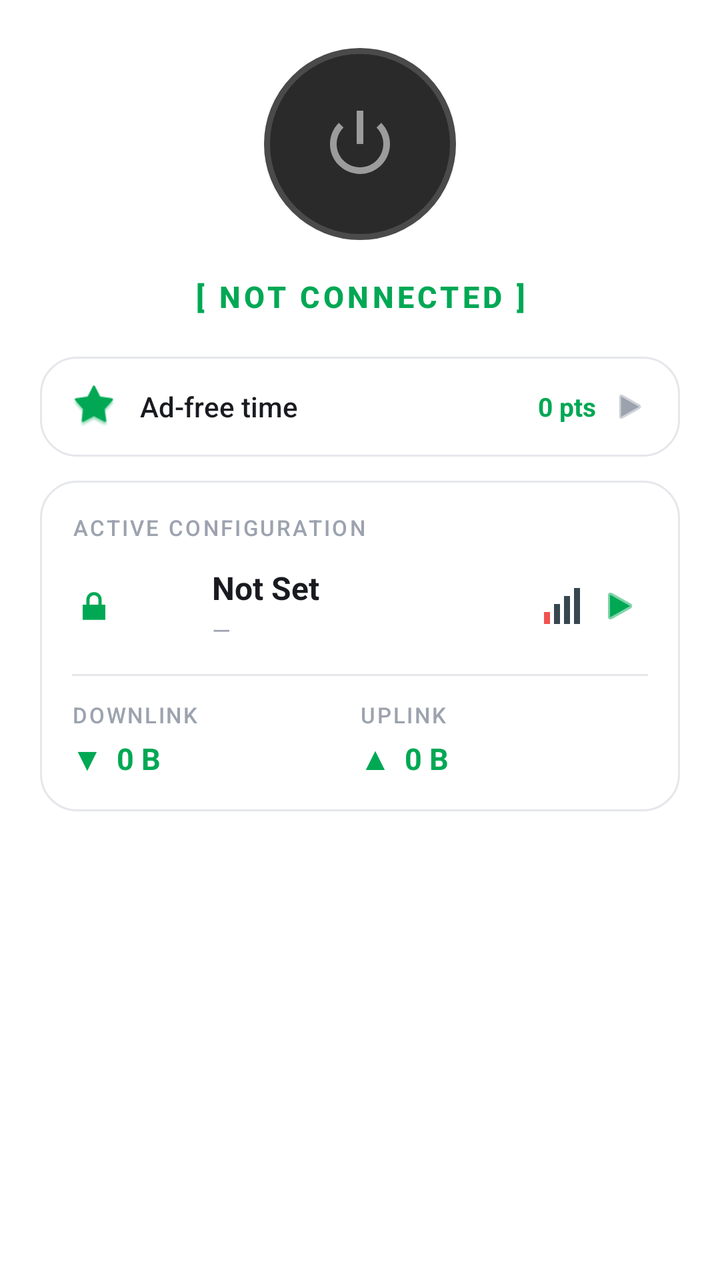
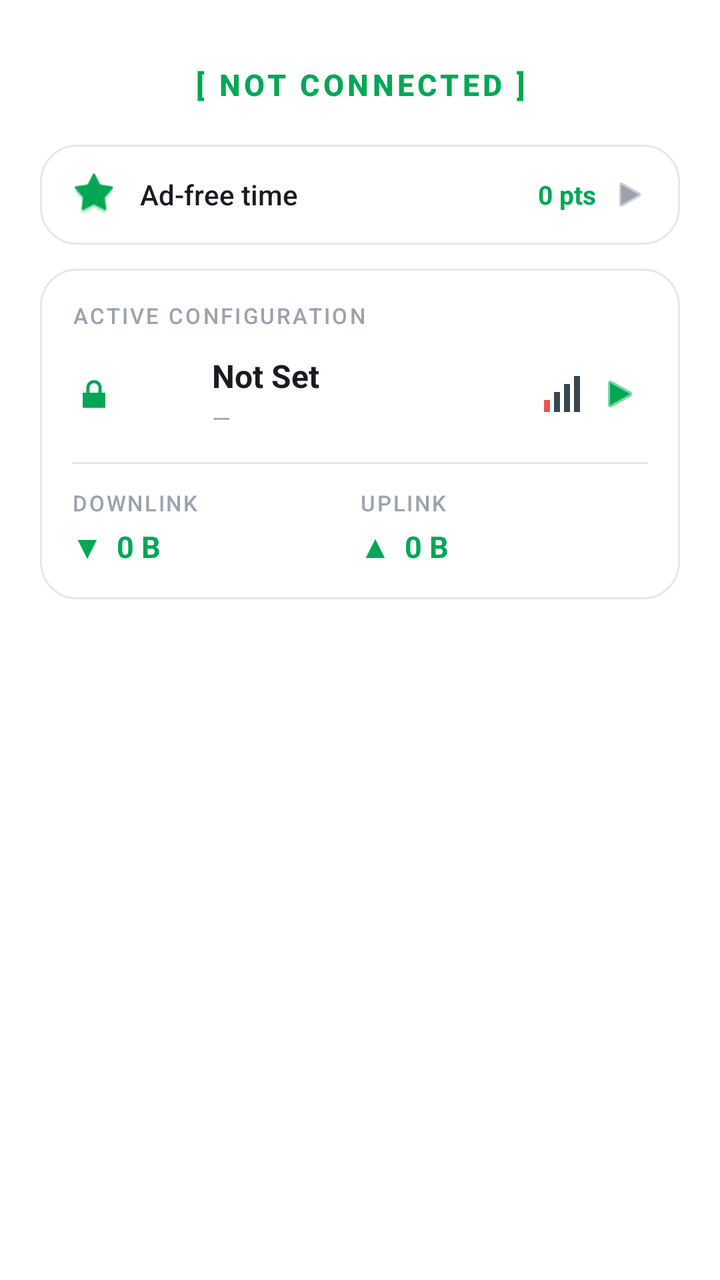

Before-and-after screenshots of an Android layout around one commit, followed by the original layout XML and the change that was made.
<!-- AndroidManifest.xml: application theme Theme.MyApp -->
<!-- res/layout/page_connection_main.xml -->
<?xml version="1.0" encoding="utf-8"?>
<ScrollView xmlns:android="http://schemas.android.com/apk/res/android"
    xmlns:app="http://schemas.android.com/apk/res-auto"
    android:layout_width="match_parent"
    android:layout_height="match_parent"
    android:fillViewport="true"
    android:scrollbars="none"
    android:background="@color/window_background">

    <LinearLayout
        android:layout_width="match_parent"
        android:layout_height="wrap_content"
        android:orientation="vertical"
        android:paddingHorizontal="20dp"
        android:paddingTop="8dp"
        android:paddingBottom="24dp">

        
        <com.example.vpn.ui.ConnectButtonView
            android:id="@+id/btnConnect"
            android:layout_width="0dp"
            android:layout_height="0dp"
            android:visibility="gone" />

        
        <FrameLayout
            android:layout_width="96dp"
            android:layout_height="96dp"
            android:layout_gravity="center_horizontal"
            android:layout_marginTop="16dp">

            <View
                android:id="@+id/statusRingOuter"
                android:layout_width="96dp"
                android:layout_height="96dp"
                android:background="@drawable/bg_status_ring_idle" />

            <ImageView
                android:id="@+id/imgStatusPower"
                android:layout_width="40dp"
                android:layout_height="40dp"
                android:layout_gravity="center"
                android:src="@android:drawable/ic_lock_power_off"
                android:contentDescription="status"
                app:tint="#88FFFFFF" />
        </FrameLayout>

        
        <TextView
            android:id="@+id/txtStatus"
            android:layout_width="match_parent"
            android:layout_height="wrap_content"
            android:layout_marginTop="18dp"
            android:fontFamily="sans-serif-medium"
            android:gravity="center"
            android:letterSpacing="0.12"
            android:text="[ NOT CONNECTED ]"
            android:textColor="@color/accent_green"
            android:textSize="15sp"
            android:textStyle="bold" />

        
        <LinearLayout
            android:id="@+id/adFreeCard"
            android:layout_width="match_parent"
            android:layout_height="wrap_content"
            android:layout_marginTop="20dp"
            android:background="@drawable/bg_card_soft"
            android:gravity="center_vertical"
            android:orientation="horizontal"
            android:paddingHorizontal="16dp"
            android:paddingVertical="14dp"
            android:clickable="true"
            android:focusable="true"
            android:foreground="?attr/selectableItemBackground">

            <ImageView
                android:layout_width="22dp"
                android:layout_height="22dp"
                android:src="@android:drawable/star_big_on"
                app:tint="@color/accent_green"
                android:contentDescription="adfree" />

            <TextView
                android:layout_width="0dp"
                android:layout_height="wrap_content"
                android:layout_marginStart="12dp"
                android:layout_weight="1"
                android:text="Ad-free time"
                android:textColor="@color/text_primary"
                android:textSize="14sp"
                android:fontFamily="sans-serif-medium" />

            <TextView
                android:id="@+id/txtAdFreeTime"
                android:layout_width="wrap_content"
                android:layout_height="wrap_content"
                android:text="0 pts"
                android:textColor="@color/accent_green"
                android:textSize="13sp"
                android:textStyle="bold" />

            <ImageView
                android:layout_width="18dp"
                android:layout_height="18dp"
                android:layout_marginStart="8dp"
                android:src="@android:drawable/ic_media_play"
                app:tint="@color/text_muted"
                android:contentDescription="go" />
        </LinearLayout>

        
        <LinearLayout
            android:id="@+id/configCard"
            android:layout_width="match_parent"
            android:layout_height="wrap_content"
            android:layout_marginTop="12dp"
            android:background="@drawable/bg_card_soft"
            android:orientation="vertical"
            android:padding="16dp"
            android:clickable="true"
            android:focusable="true"
            android:foreground="?attr/selectableItemBackground">

            <TextView
                android:layout_width="wrap_content"
                android:layout_height="wrap_content"
                android:letterSpacing="0.1"
                android:text="ACTIVE CONFIGURATION"
                android:textAllCaps="true"
                android:textColor="@color/text_muted"
                android:textSize="11sp"
                android:fontFamily="sans-serif-medium" />

            <LinearLayout
                android:layout_width="match_parent"
                android:layout_height="wrap_content"
                android:layout_marginTop="12dp"
                android:gravity="center_vertical"
                android:orientation="horizontal">

                <ImageView
                    android:id="@+id/imgConfigIcon"
                    android:layout_width="22dp"
                    android:layout_height="22dp"
                    android:src="@android:drawable/ic_lock_lock"
                    app:tint="@color/accent_green"
                    android:contentDescription="lock" />

                <ImageView
                    android:id="@+id/imgConfigFlag"
                    android:layout_width="28dp"
                    android:layout_height="20dp"
                    android:layout_marginStart="10dp"
                    android:scaleType="centerCrop"
                    android:contentDescription="flag" />

                <LinearLayout
                    android:layout_width="0dp"
                    android:layout_height="wrap_content"
                    android:layout_marginStart="10dp"
                    android:layout_weight="1"
                    android:orientation="vertical">

                    <TextView
                        android:id="@+id/txtConfigName"
                        android:layout_width="match_parent"
                        android:layout_height="wrap_content"
                        android:ellipsize="end"
                        android:maxLines="1"
                        android:text="Not Set"
                        android:textColor="@color/text_primary"
                        android:textSize="16sp"
                        android:textStyle="bold" />

                    <TextView
                        android:id="@+id/txtConfigLeft"
                        android:layout_width="match_parent"
                        android:layout_height="wrap_content"
                        android:layout_marginTop="2dp"
                        android:ellipsize="end"
                        android:maxLines="1"
                        android:text="—"
                        android:textColor="@color/text_muted"
                        android:textSize="12sp" />
                </LinearLayout>

                <TextView
                    android:id="@+id/txtConfigProtocol"
                    android:layout_width="wrap_content"
                    android:layout_height="wrap_content"
                    android:layout_marginStart="6dp"
                    android:text=""
                    android:textColor="@color/accent_green"
                    android:textSize="12sp"
                    android:textStyle="bold" />

                <TextView
                    android:id="@+id/txtConfigPing"
                    android:layout_width="wrap_content"
                    android:layout_height="wrap_content"
                    android:layout_marginStart="6dp"
                    android:text=""
                    android:textColor="@color/text_secondary"
                    android:textSize="12sp" />

                <ImageView
                    android:id="@+id/imgConfigSignal"
                    android:layout_width="22dp"
                    android:layout_height="22dp"
                    android:layout_marginStart="6dp"
                    android:src="@drawable/ic_signal_0"
                    android:contentDescription="signal" />

                <ImageView
                    android:id="@+id/btnConfigArrow"
                    android:layout_width="28dp"
                    android:layout_height="28dp"
                    android:layout_marginStart="4dp"
                    android:padding="4dp"
                    android:src="@android:drawable/ic_media_play"
                    app:tint="@color/accent_green"
                    android:contentDescription="select" />
            </LinearLayout>

            
            <TextView
                android:id="@+id/txtConfigRight"
                android:layout_width="0dp"
                android:layout_height="0dp"
                android:visibility="gone" />

            <View
                android:layout_width="match_parent"
                android:layout_height="1dp"
                android:layout_marginTop="14dp"
                android:layout_marginBottom="12dp"
                android:background="@color/divider" />

            
            <LinearLayout
                android:layout_width="match_parent"
                android:layout_height="wrap_content"
                android:orientation="horizontal">

                <LinearLayout
                    android:layout_width="0dp"
                    android:layout_height="wrap_content"
                    android:layout_weight="1"
                    android:orientation="vertical">

                    <TextView
                        android:layout_width="wrap_content"
                        android:layout_height="wrap_content"
                        android:letterSpacing="0.08"
                        android:text="DOWNLINK"
                        android:textColor="@color/text_muted"
                        android:textSize="11sp"
                        android:fontFamily="sans-serif-medium" />

                    <TextView
                        android:id="@+id/txtDownload"
                        android:layout_width="wrap_content"
                        android:layout_height="wrap_content"
                        android:layout_marginTop="4dp"
                        android:text="▼  0 B"
                        android:textColor="@color/accent_green"
                        android:textSize="15sp"
                        android:textStyle="bold" />
                </LinearLayout>

                <LinearLayout
                    android:layout_width="0dp"
                    android:layout_height="wrap_content"
                    android:layout_weight="1"
                    android:orientation="vertical">

                    <TextView
                        android:layout_width="wrap_content"
                        android:layout_height="wrap_content"
                        android:letterSpacing="0.08"
                        android:text="UPLINK"
                        android:textColor="@color/text_muted"
                        android:textSize="11sp"
                        android:fontFamily="sans-serif-medium" />

                    <TextView
                        android:id="@+id/txtUpload"
                        android:layout_width="wrap_content"
                        android:layout_height="wrap_content"
                        android:layout_marginTop="4dp"
                        android:text="▲  0 B"
                        android:textColor="@color/accent_green"
                        android:textSize="15sp"
                        android:textStyle="bold" />
                </LinearLayout>
            </LinearLayout>
        </LinearLayout>

        <TextView
            android:id="@+id/txtSession"
            android:layout_width="wrap_content"
            android:layout_height="wrap_content"
            android:layout_gravity="center_horizontal"
            android:layout_marginTop="14dp"
            android:fontFamily="monospace"
            android:text="00:00:00"
            android:textColor="@color/text_muted"
            android:textSize="12sp"
            android:visibility="gone" />
    </LinearLayout>
</ScrollView>
<!-- resources referenced by this layout -->
<resources>
  <color name="accent_green">#00A854</color>
  <color name="divider">#E5E7EB</color>
  <color name="text_muted">#9CA3AF</color>
  <color name="text_primary">#1A1B21</color>
  <color name="text_secondary">#6B7280</color>
  <color name="window_background">#FFFFFF</color>
  <!-- drawable bg_card_soft (drawable) -->
  <?xml version="1.0" encoding="utf-8"?>
  <shape xmlns:android="http://schemas.android.com/apk/res/android"
      android:shape="rectangle">
      <solid android:color="@color/card_background" />
      <corners android:radius="18dp" />
      <stroke
          android:width="1dp"
          android:color="@color/divider" />
  </shape>
  <!-- drawable bg_status_ring_idle (drawable) -->
  <?xml version="1.0" encoding="utf-8"?>
  <shape xmlns:android="http://schemas.android.com/apk/res/android" android:shape="oval">
      <solid android:color="#2A2A2A" />
      <stroke android:width="3dp" android:color="#4A4A4A" />
  </shape>
  <!-- drawable ic_signal_0 (drawable) -->
  <?xml version="1.0" encoding="utf-8"?>
  <vector xmlns:android="http://schemas.android.com/apk/res/android"
      android:width="22dp"
      android:height="22dp"
      android:viewportWidth="22"
      android:viewportHeight="22">
      <path
          android:fillColor="#EF5350"
          android:pathData="M2,14h3v6h-3z"/>
      <path
          android:fillColor="#37474F"
          android:pathData="M7,10h3v10h-3z"/>
      <path
          android:fillColor="#37474F"
          android:pathData="M12,6h3v14h-3z"/>
      <path
          android:fillColor="#37474F"
          android:pathData="M17,2h3v18h-3z"/>
  </vector>
  <color name="card_background">#FFFFFF</color>
  <color name="md_theme_primary_container">#E0E0FF</color>
  <color name="md_theme_on_primary_container">#12134A</color>
  <color name="md_theme_secondary">#5A5D72</color>
  <color name="md_theme_on_secondary">#FFFFFF</color>
  <color name="md_theme_secondary_container">#DFE1F9</color>
  <color name="md_theme_on_secondary_container">#171B2C</color>
  <color name="md_theme_tertiary">#006B5F</color>
  <color name="md_theme_on_tertiary">#FFFFFF</color>
  <color name="md_theme_error">#BA1A1A</color>
  <color name="md_theme_on_error">#FFFFFF</color>
  <color name="md_theme_surface_variant">#E3E1EC</color>
  <color name="status_bar">#FFFFFF</color>
  <color name="bottom_nav_background">#FFFFFF</color>
  <!-- unchanged entries left out for length: 1 -->
</resources>

<!-- the commit's change to res/layout/page_connection_main.xml (unified diff, before → after) -->
@@ -23,34 +23,11 @@
             android:visibility="gone" />
 
         
-        <FrameLayout
-            android:layout_width="96dp"
-            android:layout_height="96dp"
-            android:layout_gravity="center_horizontal"
-            android:layout_marginTop="16dp">
-
-            <View
-                android:id="@+id/statusRingOuter"
-                android:layout_width="96dp"
-                android:layout_height="96dp"
-                android:background="@drawable/bg_status_ring_idle" />
-
-            <ImageView
-                android:id="@+id/imgStatusPower"
-                android:layout_width="40dp"
-                android:layout_height="40dp"
-                android:layout_gravity="center"
-                android:src="@android:drawable/ic_lock_power_off"
-                android:contentDescription="status"
-                app:tint="#88FFFFFF" />
-        </FrameLayout>
-
-        
         <TextView
             android:id="@+id/txtStatus"
             android:layout_width="match_parent"
             android:layout_height="wrap_content"
-            android:layout_marginTop="18dp"
+            android:layout_marginTop="24dp"
             android:fontFamily="sans-serif-medium"
             android:gravity="center"
             android:letterSpacing="0.12"
<!-- resource entries referenced after the edit -->
@@ -15,12 +15,6 @@
       <stroke
           android:width="1dp"
           android:color="@color/divider" />
-  </shape>
-  <!-- drawable bg_status_ring_idle (drawable) -->
-  <?xml version="1.0" encoding="utf-8"?>
-  <shape xmlns:android="http://schemas.android.com/apk/res/android" android:shape="oval">
-      <solid android:color="#2A2A2A" />
-      <stroke android:width="3dp" android:color="#4A4A4A" />
   </shape>
   <!-- drawable ic_signal_0 (drawable) -->
   <?xml version="1.0" encoding="utf-8"?>
